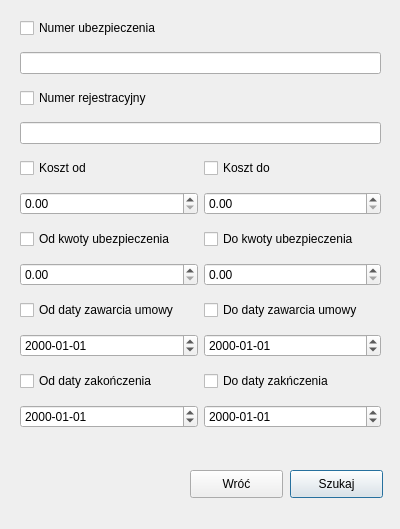
Old version of the form Szukajki/szukajubezpieczenia.ui in the repository margap1998/Bazy-danych-taxi.
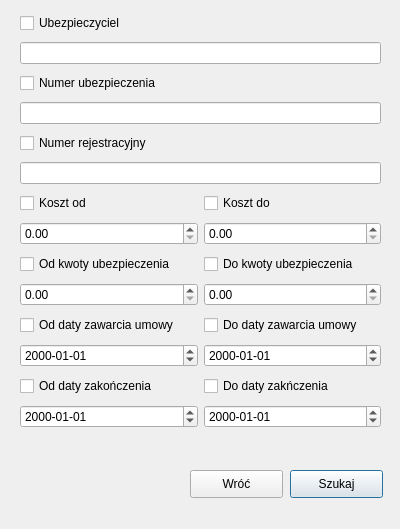
New version of the form.

Patch:
```diff
--- a/Szukajki/szukajubezpieczenia.ui
+++ b/Szukajki/szukajubezpieczenia.ui
@@ -49,156 +49,166 @@
     </rect>
    </property>
    <layout class="QGridLayout" name="gridLayout">
-    <item row="11" column="0">
-     <widget class="QDateEdit" name="odDataZakDateEdit">
-      <property name="displayFormat">
-       <string>yyyy-MM-dd</string>
-      </property>
-     </widget>
-    </item>
-    <item row="10" column="0">
-     <widget class="QCheckBox" name="odDataZakCB">
+    <item row="0" column="0" colspan="2">
+     <widget class="QCheckBox" name="ubezpieczycielCB">
       <property name="text">
-       <string>Od daty zakończenia</string>
+       <string>Ubezpieczyciel</string>
       </property>
      </widget>
     </item>
-    <item row="7" column="0">
-     <widget class="QDoubleSpinBox" name="odkwotaDoubleSpinBox">
-      <property name="maximum">
-       <double>1000000.000000000000000</double>
-      </property>
-     </widget>
+    <item row="5" column="0" colspan="2">
+     <widget class="QLineEdit" name="numerRejLE"/>
     </item>
-    <item row="9" column="0">
-     <widget class="QDateEdit" name="odDataZawDateEdit">
-      <property name="displayFormat">
-       <string>yyyy-MM-dd</string>
-      </property>
-     </widget>
-    </item>
-    <item row="1" column="0" colspan="2">
+    <item row="3" column="0" colspan="2">
      <widget class="QLineEdit" name="numerUbkLE"/>
     </item>
-    <item row="9" column="1">
-     <widget class="QDateEdit" name="doDataZawDateEdit">
-      <property name="displayFormat">
-       <string>yyyy-MM-dd</string>
-      </property>
-     </widget>
-    </item>
     <item row="7" column="1">
+     <widget class="QDoubleSpinBox" name="doKosztDoubleSpinBox">
+      <property name="prefix">
+       <string notr="true"/>
+      </property>
+      <property name="suffix">
+       <string notr="true"/>
+      </property>
+      <property name="maximum">
+       <double>999999.989999999990687</double>
+      </property>
+      <property name="singleStep">
+       <double>1.000000000000000</double>
+      </property>
+     </widget>
+    </item>
+    <item row="9" column="1">
      <widget class="QDoubleSpinBox" name="dokwotaDoubleSpinBox">
       <property name="maximum">
        <double>1000000.000000000000000</double>
       </property>
      </widget>
     </item>
-    <item row="11" column="1">
+    <item row="13" column="1">
      <widget class="QDateEdit" name="doDataZakDateEdit">
       <property name="displayFormat">
        <string>yyyy-MM-dd</string>
       </property>
      </widget>
     </item>
-    <item row="5" column="0">
-     <widget class="QDoubleSpinBox" name="odKosztDoubleSpinBox">
-      <property name="prefix">
-       <string notr="true"/>
+    <item row="12" column="0">
+     <widget class="QCheckBox" name="odDataZakCB">
+      <property name="text">
+       <string>Od daty zakończenia</string>
       </property>
-      <property name="suffix">
-       <string notr="true"/>
-      </property>
-      <property name="maximum">
-       <double>999999.989999999990687</double>
-      </property>
-      <property name="singleStep">
-       <double>1.000000000000000</double>
-      </property>
      </widget>
     </item>
-    <item row="4" column="0">
-     <widget class="QCheckBox" name="odKosztCB">
+    <item row="10" column="1">
+     <widget class="QCheckBox" name="doDataZawCB">
       <property name="text">
-       <string>Koszt od</string>
+       <string>Do daty zawarcia umowy</string>
       </property>
      </widget>
     </item>
-    <item row="8" column="0">
+    <item row="10" column="0">
      <widget class="QCheckBox" name="odDataZawCB">
       <property name="text">
        <string>Od daty zawarcia umowy</string>
       </property>
      </widget>
     </item>
-    <item row="3" column="0" colspan="2">
-     <widget class="QLineEdit" name="numerRejLE"/>
+    <item row="8" column="0">
+     <widget class="QCheckBox" name="odKwotaUbCB">
+      <property name="text">
+       <string>Od kwoty ubezpieczenia</string>
+      </property>
+     </widget>
+    </item>
+    <item row="12" column="1">
+     <widget class="QCheckBox" name="doDataZakCB">
+      <property name="text">
+       <string>Do daty zakńczenia</string>
+      </property>
+     </widget>
     </item>
     <item row="2" column="0" colspan="2">
-     <widget class="QCheckBox" name="numerRejCB">
-      <property name="text">
-       <string>Numer rejestracyjny</string>
-      </property>
-     </widget>
-    </item>
-    <item row="0" column="0" colspan="2">
      <widget class="QCheckBox" name="numerUbCB">
       <property name="text">
        <string>Numer ubezpieczenia</string>
       </property>
      </widget>
     </item>
-    <item row="10" column="1">
-     <widget class="QCheckBox" name="doDataZakCB">
-      <property name="text">
-       <string>Do daty zakńczenia</string>
-      </property>
-     </widget>
-    </item>
-    <item row="8" column="1">
-     <widget class="QCheckBox" name="doDataZawCB">
-      <property name="text">
-       <string>Do daty zawarcia umowy</string>
-      </property>
-     </widget>
-    </item>
-    <item row="4" column="1">
+    <item row="6" column="1">
      <widget class="QCheckBox" name="doKosztCB">
       <property name="text">
        <string>Koszt do</string>
       </property>
      </widget>
     </item>
-    <item row="5" column="1">
-     <widget class="QDoubleSpinBox" name="doKosztDoubleSpinBox">
-      <property name="prefix">
-       <string notr="true"/>
+    <item row="11" column="0">
+     <widget class="QDateEdit" name="odDataZawDateEdit">
+      <property name="displayFormat">
+       <string>yyyy-MM-dd</string>
       </property>
-      <property name="suffix">
-       <string notr="true"/>
-      </property>
-      <property name="maximum">
-       <double>999999.989999999990687</double>
-      </property>
-      <property name="singleStep">
-       <double>1.000000000000000</double>
-      </property>
      </widget>
     </item>
-    <item row="6" column="0">
-     <widget class="QCheckBox" name="odKwotaUbCB">
-      <property name="text">
-       <string>Od kwoty ubezpieczenia</string>
-      </property>
-     </widget>
-    </item>
-    <item row="6" column="1">
+    <item row="8" column="1">
      <widget class="QCheckBox" name="doKwotaUbCB">
       <property name="text">
        <string>Do kwoty ubezpieczenia</string>
       </property>
      </widget>
     </item>
+    <item row="13" column="0">
+     <widget class="QDateEdit" name="odDataZakDateEdit">
+      <property name="displayFormat">
+       <string>yyyy-MM-dd</string>
+      </property>
+     </widget>
+    </item>
+    <item row="9" column="0">
+     <widget class="QDoubleSpinBox" name="odkwotaDoubleSpinBox">
+      <property name="maximum">
+       <double>1000000.000000000000000</double>
+      </property>
+     </widget>
+    </item>
+    <item row="7" column="0">
+     <widget class="QDoubleSpinBox" name="odKosztDoubleSpinBox">
+      <property name="prefix">
+       <string notr="true"/>
+      </property>
+      <property name="suffix">
+       <string notr="true"/>
+      </property>
+      <property name="maximum">
+       <double>999999.989999999990687</double>
+      </property>
+      <property name="singleStep">
+       <double>1.000000000000000</double>
+      </property>
+     </widget>
+    </item>
+    <item row="6" column="0">
+     <widget class="QCheckBox" name="odKosztCB">
+      <property name="text">
+       <string>Koszt od</string>
+      </property>
+     </widget>
+    </item>
+    <item row="11" column="1">
+     <widget class="QDateEdit" name="doDataZawDateEdit">
+      <property name="displayFormat">
+       <string>yyyy-MM-dd</string>
+      </property>
+     </widget>
+    </item>
+    <item row="4" column="0" colspan="2">
+     <widget class="QCheckBox" name="numerRejCB">
+      <property name="text">
+       <string>Numer rejestracyjny</string>
+      </property>
+     </widget>
+    </item>
+    <item row="1" column="0" colspan="2">
+     <widget class="QLineEdit" name="ubezpieczycielLE"/>
+    </item>
    </layout>
   </widget>
  </widget>
```
